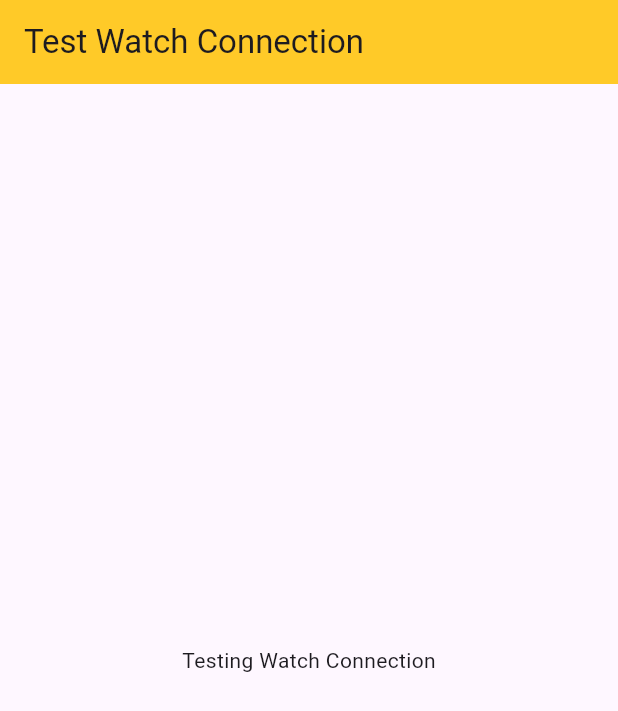
After one commit to akari517/HappyCode, a Flutter app: the TestWatchConnection screen opened by its route, on a phone screen of 412 x 824 dp. The commit adds this screen. Shown: the top 711 px of the screen. Run offline on Flutter 3.47's test engine with Material 3 defaults, Android fonts, the phone set to English and light mode, and no system bars; our stand-ins replace go_router.

Commit message:
Add Podfile and update routing for TestWatchConnection screen

```diff
--- a/lib/router.dart
+++ b/lib/router.dart
@@ -1,32 +1,14 @@
 import 'package:flutter/material.dart';
 import 'package:go_router/go_router.dart';
 import 'package:happy_code/main.dart';
+import 'package:happy_code/test_watch_connection.dart';
 
 final GoRouter Routerrr = GoRouter(
   routes: <GoRoute>[
-    GoRoute(
-      path: '/',
-      builder:
-          (BuildContext context, GoRouterState state) =>
-              HomeScreen(title: 'home'),
-    ),
-    GoRoute(
-      path: '/configs',
-      builder:
-          (BuildContext context, GoRouterState state) =>
-              ConfigScreen(title: 'config'),
-    ),
-    GoRoute(
-      path: '/map',
-      builder:
-          (BuildContext context, GoRouterState state) =>
-              MapScreen(title: 'map'),
-    ),
-    GoRoute(
-      path: '/start',
-      builder:
-          (BuildContext context, GoRouterState state) =>
-              StartScreen(title: 'start'),
-    ),
+    GoRoute(path: '/', builder: (BuildContext context, GoRouterState state) => HomeScreen(title: 'home')),
+    GoRoute(path: '/configs', builder: (BuildContext context, GoRouterState state) => ConfigScreen(title: 'config')),
+    GoRoute(path: '/map', builder: (BuildContext context, GoRouterState state) => MapScreen(title: 'map')),
+    GoRoute(path: '/start', builder: (BuildContext context, GoRouterState state) => StartScreen(title: 'start')),
+    GoRoute(path: '/test/watch_connection', builder: (BuildContext context, GoRouterState state) => TestWatchConnection()),
   ],
 );
--- /dev/null
+++ b/lib/test_watch_connection.dart
@@ -0,0 +1,10 @@
+import 'package:flutter/material.dart';
+
+class TestWatchConnection extends StatelessWidget {
+  const TestWatchConnection({super.key});
+
+  @override
+  Widget build(BuildContext context) {
+    return Scaffold(appBar: AppBar(title: Text('Test Watch Connection')), body: Center(child: Text('Testing Watch Connection')));
+  }
+}
--- a/pubspec.yaml
+++ b/pubspec.yaml
@@ -35,6 +35,7 @@ dependencies:
   # Use with the CupertinoIcons class for iOS style icons.
   cupertino_icons: ^1.0.8
   go_router: ^16.2.1
+  flutter_watch_os_connectivity: ^1.0.0
 
 dev_dependencies:
   flutter_test:
```
Also changed, not shown: pubspec.lock, 3 other files.
